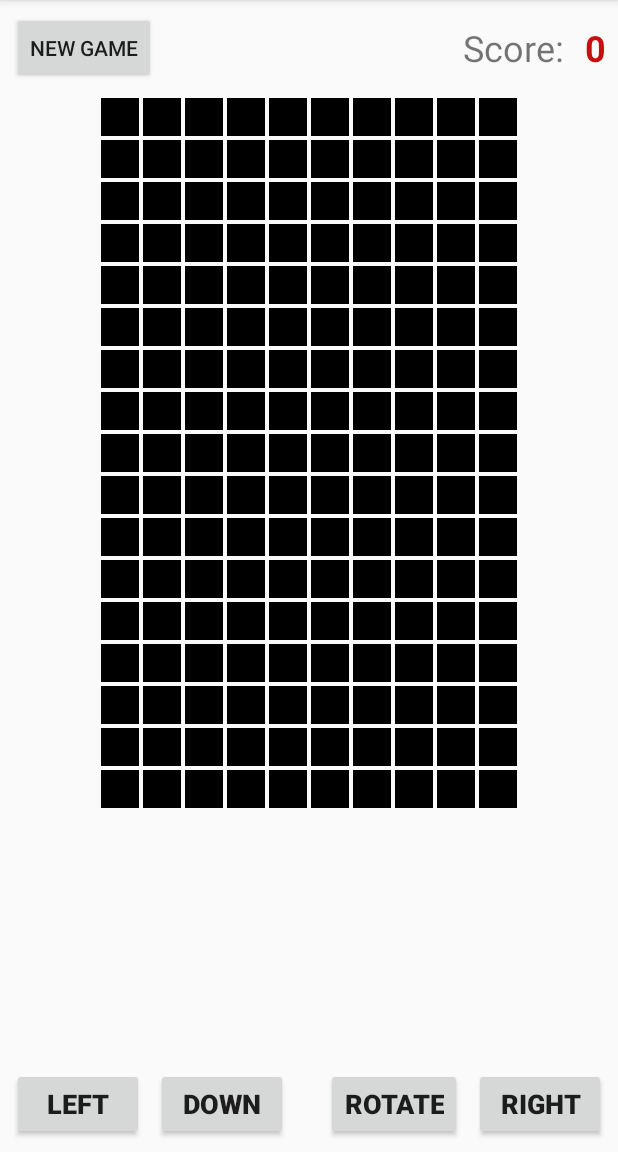
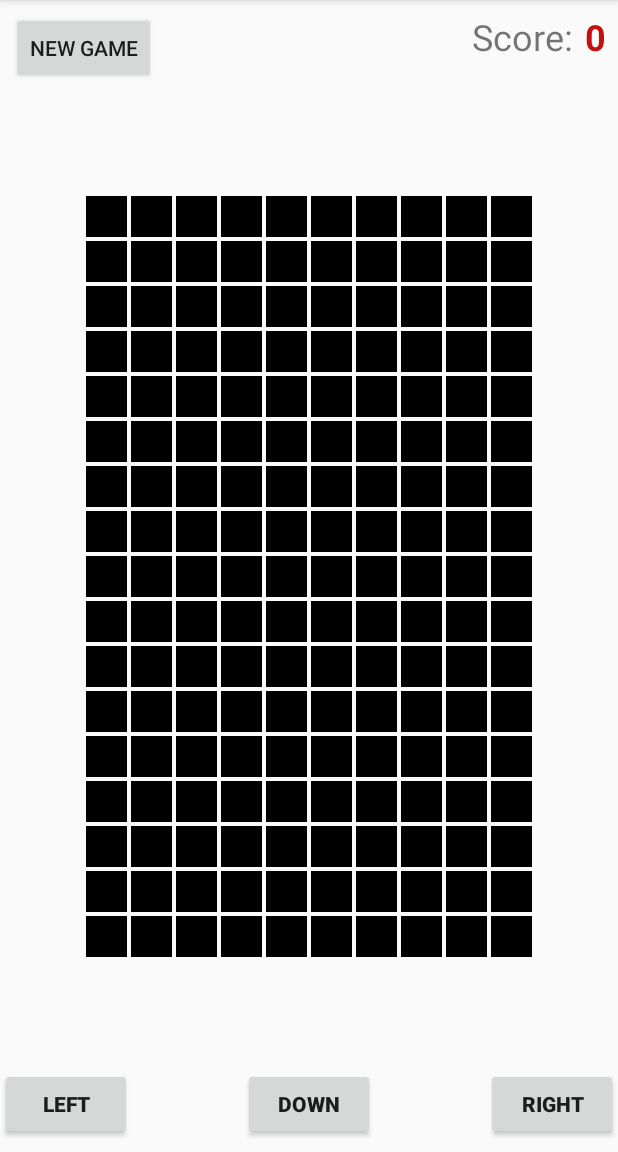
Before and after one commit to ehaviv1978/SimpleTetris, an Android app: the screen it shows after launch (MainActivity), on a phone screen of 412 x 824 dp, the part 84-1236 px from its top. Run offline under Robolectric (Android 15) with nearby library versions, the phone set to English and light mode, and no system bars.

Commit message:
layout improvements

```diff
--- a/app/src/main/AndroidManifest.xml
+++ b/app/src/main/AndroidManifest.xml
@@ -7,9 +7,10 @@
         android:icon="@mipmap/ic_launcher"
         android:label="@string/app_name"
         android:roundIcon="@mipmap/ic_launcher_round"
-        android:supportsRtl="true"
+        android:supportsRtl="false"
         android:theme="@style/AppTheme">
-        <activity android:name=".MainActivity">
+        <activity android:name=".MainActivity"
+            android:screenOrientation="portrait">
             <intent-filter>
                 <action android:name="android.intent.action.MAIN" />
 
--- a/app/src/main/java/com/eran/simpletetris/MainActivity.kt
+++ b/app/src/main/java/com/eran/simpletetris/MainActivity.kt
@@ -1,12 +1,14 @@
 package com.eran.simpletetris
 
+import android.app.ActionBar
 import android.content.res.ColorStateList
 import android.graphics.Color
 import android.os.Bundle
+import android.util.DisplayMetrics
 import android.view.View
+import android.view.ViewGroup
 import androidx.appcompat.app.AppCompatActivity
 import kotlinx.android.synthetic.main.activity_main.*
-import java.lang.String
 import java.util.*
 import kotlin.concurrent.schedule
 import kotlin.random.Random.Default.nextInt
@@ -43,19 +45,33 @@ class MainActivity : AppCompatActivity() {
             View_16_0, View_16_1, View_16_2, View_16_3, View_16_4, View_16_5, View_16_6, View_16_7, View_16_8, View_16_9
         )
 
+        val displayMetrics = DisplayMetrics()
+        windowManager.defaultDisplay.getMetrics(displayMetrics)
+
+        var width = displayMetrics.widthPixels
+        var height = displayMetrics.heightPixels
+        var squareSize = (height-200)/25
+        var startPosition =4
+
+
+        for (item in board1d) {
+            item.layoutParams.height=squareSize
+            item.layoutParams.width=squareSize
+        }
+
         val rowsShapeLand = mutableSetOf<Int>()
         var score =0
         var delay: Long = 1000
         var shape = Shape.values()[(nextInt(Shape.values().size))]
 
         val shapeMap = mapOf(
-            Shape.Line to arrayOf(0, 10, 20, 30),
-            Shape.Square to arrayOf(0, 1, 10, 11),
-            Shape.Plus to arrayOf(0, 1, 2, 11),
-            Shape.S1 to arrayOf(0, 1, 11, 12),
-            Shape.S2 to arrayOf(1, 2, 10, 11),
-            Shape.L1 to arrayOf(0, 1, 2, 10),
-            Shape.L2 to arrayOf(0, 1, 2, 12)
+            Shape.Line to arrayOf(0 +startPosition, 10+startPosition, 20+startPosition, 30+startPosition),
+            Shape.Square to arrayOf(0+startPosition, 1+startPosition, 10+startPosition, 11+startPosition),
+            Shape.Plus to arrayOf(0+startPosition, 1+startPosition, 2+startPosition, 11+startPosition),
+            Shape.S1 to arrayOf(0+startPosition, 1+startPosition, 11+startPosition, 12+startPosition),
+            Shape.S2 to arrayOf(1+startPosition, 2+startPosition, 10+startPosition, 11+startPosition),
+            Shape.L1 to arrayOf(0+startPosition, 1+startPosition, 2+startPosition, 10+startPosition),
+            Shape.L2 to arrayOf(0+startPosition, 1+startPosition, 2+startPosition, 12+startPosition)
         )
 
         var shapeArray = intArrayOf(4)
@@ -76,11 +92,12 @@ class MainActivity : AppCompatActivity() {
 
         fun newBoard() {
             score =0
+            delay = 1000
             setScore()
             runOnUiThread {
                 textInfo.visibility = View.INVISIBLE
                 btnMoveDown.isEnabled = true
-                btnRotate.isEnabled = true
+//                btnRotate.isEnabled = true
                 btnMoveLeft.isEnabled = true
                 btnMoveRight.isEnabled = true
             }
@@ -93,7 +110,7 @@ class MainActivity : AppCompatActivity() {
         fun gameOver(){
             runOnUiThread {
                 btnMoveDown.isEnabled = false
-                btnRotate.isEnabled = false
+//                btnRotate.isEnabled = false
                 btnMoveLeft.isEnabled = false
                 btnMoveRight.isEnabled = false
                 textInfo.visibility = View.VISIBLE
@@ -472,7 +489,11 @@ class MainActivity : AppCompatActivity() {
             moveDown()
         }
 
-        btnRotate.setOnClickListener() {
+//        btnRotate.setOnClickListener() {
+//            rotate()
+//        }
+
+        GameBoard.setOnClickListener(){
             rotate()
         }
 
--- a/app/src/main/res/layout/activity_main.xml
+++ b/app/src/main/res/layout/activity_main.xml
@@ -10,10 +10,9 @@
         android:id="@+id/btnMoveLeft"
         android:layout_width="wrap_content"
         android:layout_height="wrap_content"
-        android:layout_marginStart="8dp"
         android:layout_marginBottom="8dp"
         android:text="Left"
-        android:textSize="18sp"
+        android:textSize="14sp"
         android:textStyle="bold"
         app:layout_constraintBottom_toBottomOf="parent"
         app:layout_constraintStart_toStartOf="parent" />
@@ -22,33 +21,30 @@
         android:id="@+id/btnMoveDown"
         android:layout_width="wrap_content"
         android:layout_height="wrap_content"
-        android:layout_marginStart="8dp"
         android:layout_marginBottom="8dp"
         android:text="Down"
-        android:textSize="18sp"
+        android:textSize="14sp"
         android:textStyle="bold"
         app:layout_constraintBottom_toBottomOf="parent"
+        app:layout_constraintEnd_toStartOf="@+id/btnMoveRight"
         app:layout_constraintStart_toEndOf="@+id/btnMoveLeft" />
 
-    <Button
-        android:id="@+id/btnRotate"
-        android:layout_width="wrap_content"
-        android:layout_height="wrap_content"
-        android:layout_marginEnd="8dp"
-        android:layout_marginBottom="8dp"
-        android:text="Rotate"
-        android:textSize="18sp"
-        android:textStyle="bold"
-        app:layout_constraintBottom_toBottomOf="parent"
-        app:layout_constraintEnd_toStartOf="@+id/btnMoveRight" />
+<!--    <Button-->
+<!--        android:id="@+id/btnRotate"-->
+<!--        android:layout_width="wrap_content"-->
+<!--        android:layout_height="wrap_content"-->
+<!--        android:layout_marginBottom="8dp"-->
+<!--        android:text="Rotate"-->
+<!--        android:textSize="14sp"-->
+<!--        android:textStyle="bold"-->
+<!--        app:layout_constraintBottom_toBottomOf="parent"-->
+<!--        app:layout_constraintEnd_toStartOf="@+id/btnMoveRight" />-->
 
     <TableLayout
         android:id="@+id/GameBoard"
         android:layout_width="wrap_content"
         android:layout_height="wrap_content"
-        android:layout_marginStart="10dp"
-        android:layout_marginTop="8dp"
-        android:layout_marginEnd="10dp"
+        app:layout_constraintBottom_toTopOf="@+id/btnMoveDown"
         app:layout_constraintEnd_toEndOf="parent"
         app:layout_constraintStart_toStartOf="parent"
         app:layout_constraintTop_toBottomOf="@+id/btnNewGame">
@@ -1378,10 +1374,9 @@
         android:id="@+id/btnMoveRight"
         android:layout_width="wrap_content"
         android:layout_height="wrap_content"
-        android:layout_marginEnd="8dp"
         android:layout_marginBottom="8dp"
         android:text="Right"
-        android:textSize="18sp"
+        android:textSize="14sp"
         android:textStyle="bold"
         app:layout_constraintBottom_toBottomOf="parent"
         app:layout_constraintEnd_toEndOf="parent" />
@@ -1390,39 +1385,39 @@
         android:id="@+id/textInfo"
         android:layout_width="wrap_content"
         android:layout_height="wrap_content"
-        android:layout_marginBottom="8dp"
+        android:layout_marginTop="8dp"
         android:text="Game Over"
         android:textAllCaps="true"
         android:textColor="#15475A"
         android:textSize="18sp"
         android:textStyle="bold"
         android:visibility="invisible"
-        app:layout_constraintBottom_toTopOf="@+id/GameBoard"
         app:layout_constraintEnd_toEndOf="parent"
-        app:layout_constraintStart_toStartOf="parent" />
+        app:layout_constraintStart_toStartOf="parent"
+        app:layout_constraintTop_toTopOf="parent" />
 
     <TextView
         android:id="@+id/textScoreVal"
         android:layout_width="wrap_content"
         android:layout_height="wrap_content"
+        android:layout_marginTop="8dp"
         android:layout_marginEnd="8dp"
-        android:layout_marginBottom="16dp"
         android:text="0"
         android:textColor="#C60F0F"
         android:textSize="24sp"
         android:textStyle="bold"
-        app:layout_constraintBottom_toTopOf="@+id/GameBoard"
-        app:layout_constraintEnd_toEndOf="parent" />
+        app:layout_constraintEnd_toEndOf="parent"
+        app:layout_constraintTop_toTopOf="parent" />
 
     <TextView
         android:id="@+id/textScore"
         android:layout_width="wrap_content"
         android:layout_height="wrap_content"
+        android:layout_marginTop="8dp"
         android:layout_marginEnd="8dp"
-        android:layout_marginBottom="16dp"
-        android:text="Score: "
+        android:text="Score:"
         android:textSize="24sp"
-        app:layout_constraintBottom_toTopOf="@+id/GameBoard"
-        app:layout_constraintEnd_toStartOf="@+id/textScoreVal" />
+        app:layout_constraintEnd_toStartOf="@+id/textScoreVal"
+        app:layout_constraintTop_toTopOf="parent" />
 
 </androidx.constraintlayout.widget.ConstraintLayout>
```
